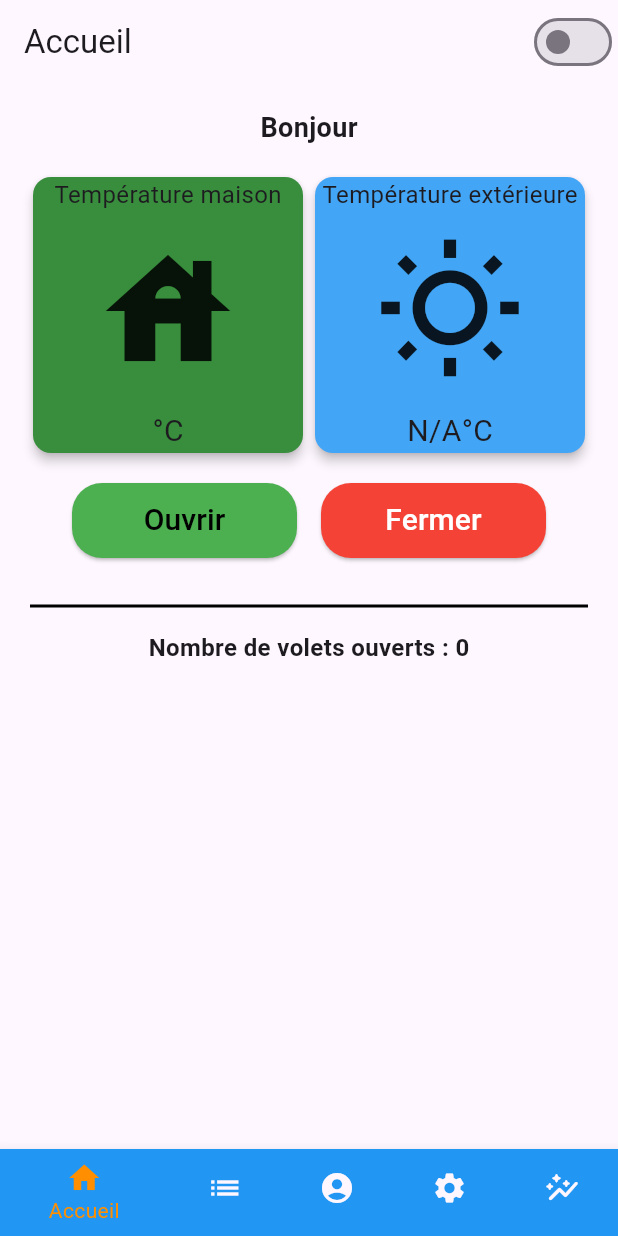
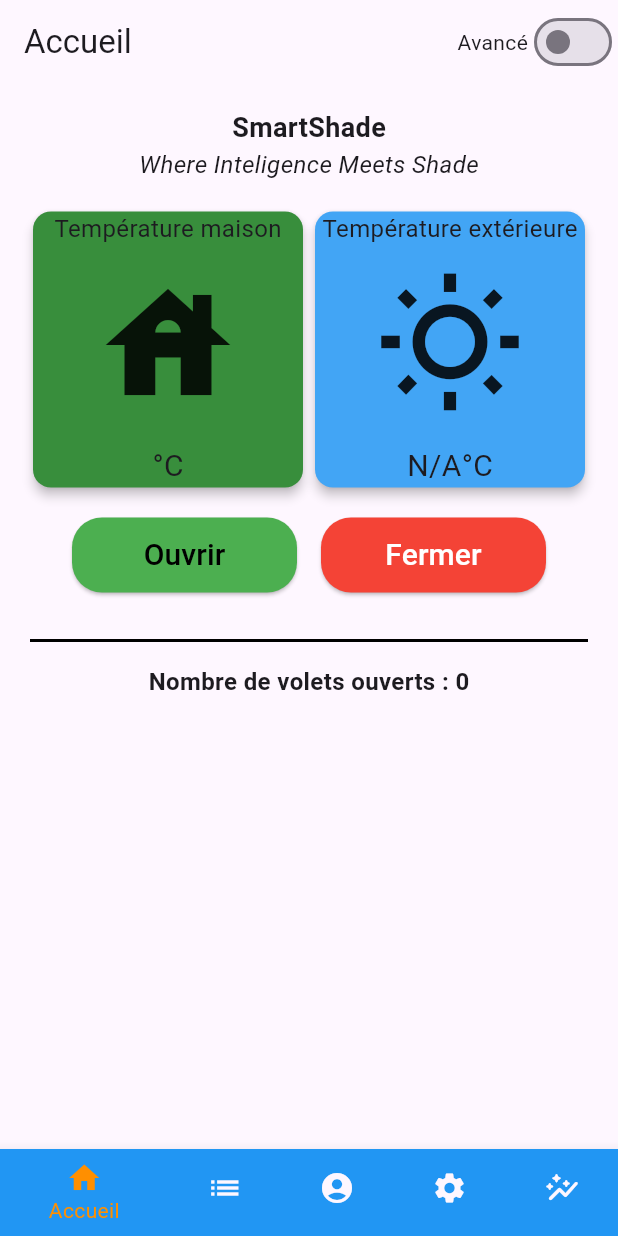
Before and after one commit to GaetanCrabeels/SmartShade, a Flutter app: the screen it shows once a user with an empty profile is signed in, on a phone screen of 412 x 824 dp. Run offline on Flutter 3.47's test engine with Material 3 defaults, Android fonts, the phone set to English and light mode, and no system bars; our stand-ins replace cloud_firestore, firebase_auth, firebase_core, geolocator; accounts and stored records are empty; network calls fail.

Commit message:
Modified advanced switch and changed welcome text

```diff
--- a/lib/screens/home_page.dart
+++ b/lib/screens/home_page.dart
@@ -223,23 +223,41 @@ class _HomePageState extends State<HomePage> {
       children: [
         Scaffold(
           appBar: AppBar(title: const Text('Accueil'), actions: <Widget>[
+            Row(
+              mainAxisSize: MainAxisSize
+                  .min, // Use this to prevent the Row from expanding to the full width
+              children: [
+                Text('Avancé'),
                 Switch(
                   value: _showAdvancedOptions,
                   onChanged: (bool value) {
                     setState(() {
                       _showAdvancedOptions = value;
                     });
-                })
+                  },
+                  activeColor: Colors.red, // Color when the switch is on
+                  // inactiveTrackColor:
+                  //     Colors.blue, // Color of the track when the switch is off
+                )
+              ],
+            )
           ]),
           body: Column(
             crossAxisAlignment: CrossAxisAlignment.center,
             children: [
               const SizedBox(height: 16),
               const Text(
-                'Bonjour',
+                'SmartShade',
                 style: TextStyle(
                   fontSize: 18,
                   fontWeight: FontWeight.bold,
+                ),
+              ),
+              const Text(
+                'Where Inteligence Meets Shade',
+                style: TextStyle(
+                  fontSize: 16,
+                  fontStyle: FontStyle.italic,
                 ),
               ),
               const SizedBox(height: 16),
```
Lines whose indentation alone changed are shown as unchanged.
